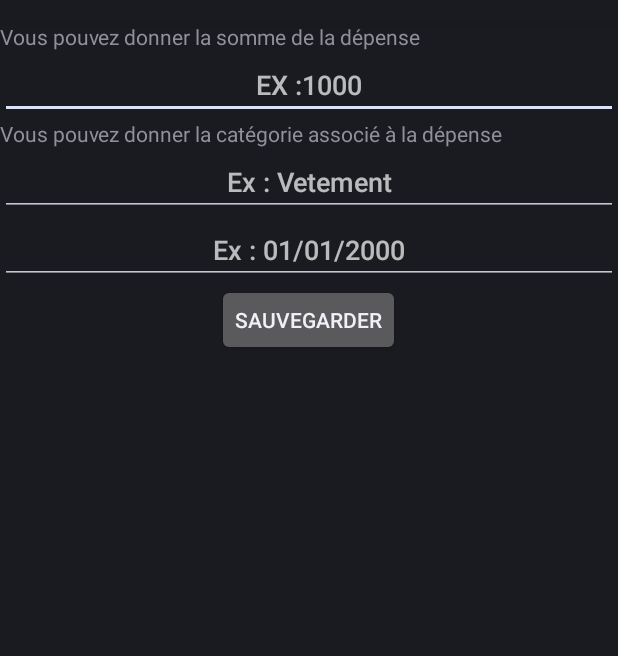
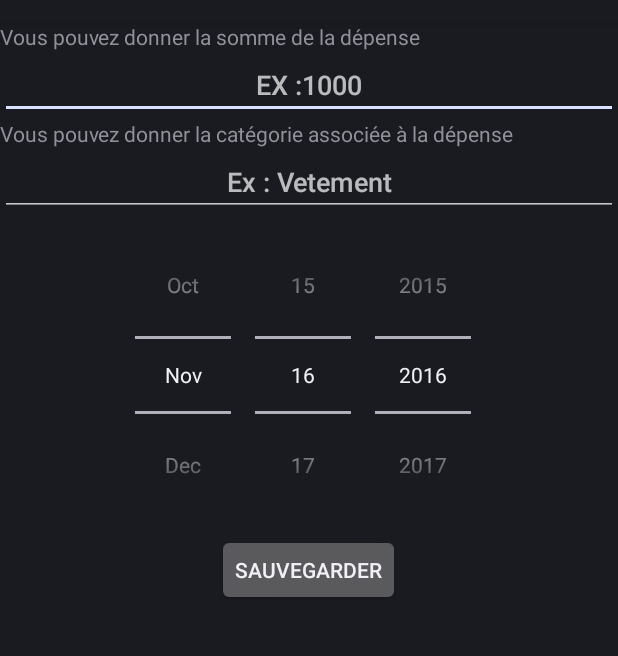
Before and after one commit to Samia-Mouatta/GoldenCompta, an Android app: the FormulaireDepense screen opened directly, with no data from a screen before it, on a phone screen of 412 x 824 dp, the part 62-718 px from its top. Run offline under Robolectric (Android 15) with nearby library versions, the phone set to English and light mode, and no system bars.

Commit message:
dépense

```diff
--- a/app/src/main/java/com/example/aurore/goldencompta/FormulaireDepense.java
+++ b/app/src/main/java/com/example/aurore/goldencompta/FormulaireDepense.java
@@ -5,8 +5,11 @@ import android.content.Intent;
 import android.os.Bundle;
 import android.view.View;
 import android.widget.Button;
+import android.widget.DatePicker;
 import android.widget.EditText;
 import android.view.View.OnClickListener;
+
+import java.util.Date;
 
 /**
  * Created by utilisateur on 16/11/2016.
@@ -14,28 +17,53 @@ import android.view.View.OnClickListener;
 
 public class FormulaireDepense extends Activity {
     Activity main = this;
+    String d, dBis;
+    Date systeme = new Date();
+    Date saisi;
     @Override
     public void onCreate(Bundle savedInstanceState) {
         super.onCreate(savedInstanceState);
         setContentView(R.layout.formulaire_depense);
 
         final Intent intent = new Intent();
+
         final EditText newDepense = (EditText) findViewById(R.id.newDepense);
         final EditText categorie = (EditText) findViewById(R.id.Categorie);
-        final EditText date = (EditText) findViewById(R.id.date);
+
+        final View inferieur = (View) findViewById(R.id.inf);
+
+        final DatePicker date = (DatePicker) findViewById(R.id.date);
+
         final Button save = (Button) findViewById(R.id.Save);
 
         save.setOnClickListener(new OnClickListener(){
             @Override
             public void onClick(View v){
+
+
+                dBis =  date.getYear()+"/" + (date.getMonth()+1) +"/"+date.getDayOfMonth();
+                saisi = new Date(dBis);
+
+                if(saisi.before(systeme) || saisi.equals(systeme)) {
+                    //System.out.println(saisi.toString());
+                    d =  date.getDayOfMonth() +"/" + (date.getMonth()+1) +"/"+date.getYear();
+                    main.setResult(RESULT_OK, intent);
+                    finish();
+                }else{
+                    inferieur.setVisibility(View.VISIBLE);
+                }
+
+                /*
+                System.out.println("Date du calendrier2 : " + d);
                 System.out.println("Depense : " + newDepense.getText());
                 System.out.println("Catégorie : " + categorie.getText());
-                System.out.println("Date : " +  date.getText());
+                System.out.print("Date : " + d.toString());
+                */
+
                 intent.putExtra("NEWDEPENSE", newDepense.getText().toString());
                 intent.putExtra("CATEGORIE", categorie.getText().toString());
-                intent.putExtra("DATE", date.getText().toString());
-                main.setResult(RESULT_OK, intent);
-                finish();
+                intent.putExtra("DATE", d);
+
 
             }
         });
--- a/app/src/main/res/layout/formulaire_depense.xml
+++ b/app/src/main/res/layout/formulaire_depense.xml
@@ -29,7 +29,7 @@
     <TextView
         android:layout_width="match_parent"
         android:layout_height="wrap_content"
-        android:text="Vous pouvez donner la catégorie associé à la dépense"
+        android:text="Vous pouvez donner la catégorie associée à la dépense"
         android:id="@+id/TextParam2"/>
 
 
@@ -41,19 +41,30 @@
         android:id="@+id/Categorie"
         android:textAlignment="center" />
 
-    <EditText
-        android:layout_width="match_parent"
+
+    <DatePicker
+        android:layout_width="wrap_content"
         android:layout_height="wrap_content"
-        android:hint="Ex : 01/01/2000"
-        android:id="@+id/date"
-        android:textAlignment="center"/>
+        android:datePickerMode="spinner"
+        android:spinnersShown="true"
+        android:calendarViewShown="false"
+        android:layout_gravity="center"
+        android:id="@+id/date"/>
 
     <Button
         android:layout_width="wrap_content"
         android:layout_height="wrap_content"
         android:layout_gravity="center"
+        android:visibility="visible"
         android:text="Sauvegarder"
         android:id="@+id/Save"/>
 
+    <TextView
+        android:layout_width="wrap_content"
+        android:layout_height="wrap_content"
+        android:text="La date doit être inférieur ou égale à la date d(aujourd'hui"
+        android:id="@+id/inf"
+        android:visibility="invisible"/>
+
 
 </LinearLayout>
```
